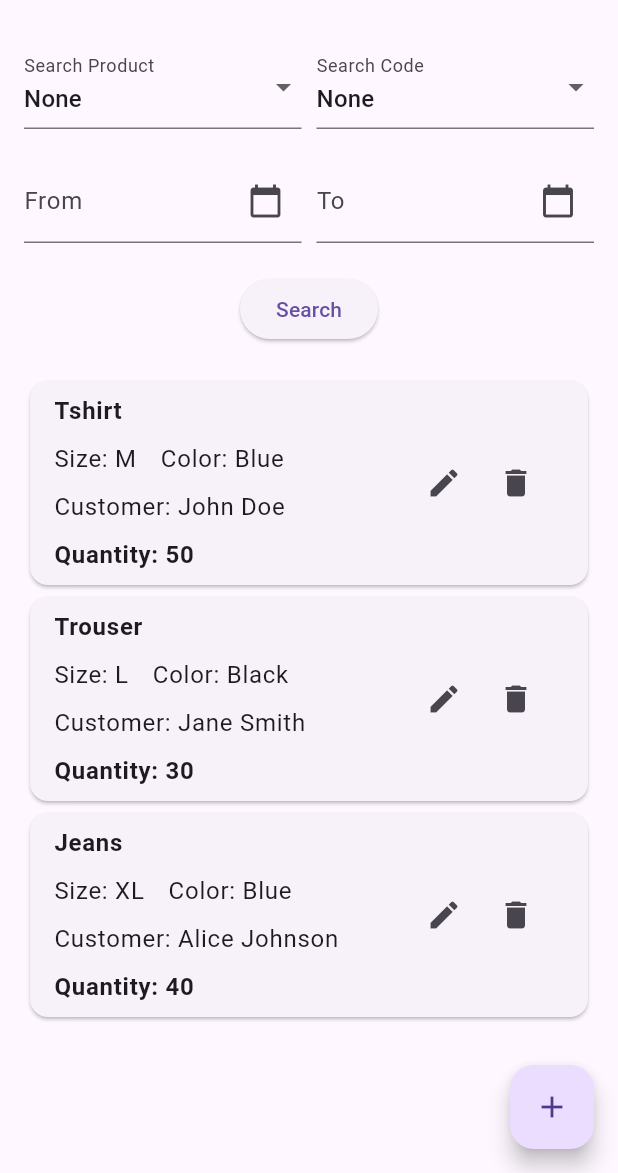
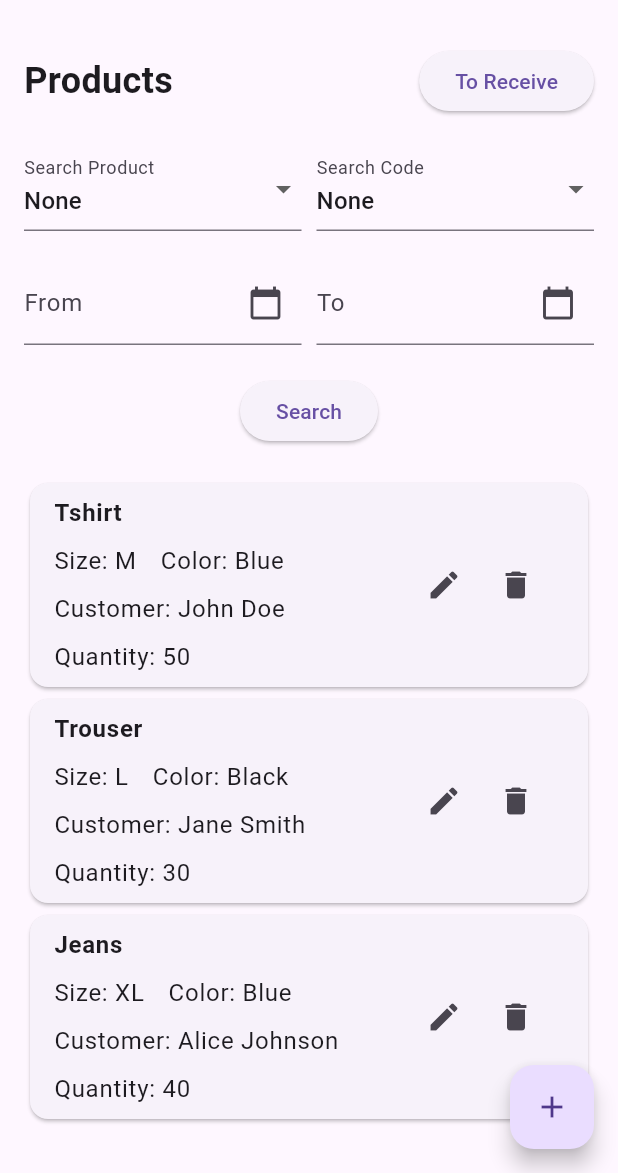
Before and after one commit to BibekNeupanee/Factory, a Flutter app: the DetailPage screen opened directly with empty values, on a phone screen of 412 x 824 dp, the part 63-1236 px from its top. Run offline on Flutter 3.47's test engine with Material 3 defaults, Android fonts, the phone set to English and light mode, and no system bars; our stand-ins replace shared_preferences; accounts and stored records are empty.

Commit message:
added to be returned tab/button in detail.dart

```diff
--- a/lib/detail.dart
+++ b/lib/detail.dart
@@ -2,6 +2,7 @@ import 'package:flutter/material.dart';
 import 'package:intl/intl.dart';
 import 'add_product.dart';
 import 'edit_product.dart';
+import 'to_receive.dart';
 
 class DetailPage extends StatefulWidget {
   final String name;
@@ -21,7 +22,7 @@ class _DetailPageState extends State<DetailPage> {
       'color': 'Blue',
       'size': 'M',
       'quantity': '50',
-      'date': '2023-07-01'
+      'date': '2023-07-01',
     },
     {
       'customer': 'Jane Smith',
@@ -30,7 +31,7 @@ class _DetailPageState extends State<DetailPage> {
       'color': 'Black',
       'size': 'L',
       'quantity': '30',
-      'date': '2023-06-15'
+      'date': '2023-06-15',
     },
     {
       'customer': 'Alice Johnson',
@@ -39,7 +40,7 @@ class _DetailPageState extends State<DetailPage> {
       'color': 'Blue',
       'size': 'XL',
       'quantity': '40',
-      'date': '2023-06-20'
+      'date': '2023-06-20',
     },
   ];
 
@@ -76,6 +77,30 @@ class _DetailPageState extends State<DetailPage> {
         child: Column(
           crossAxisAlignment: CrossAxisAlignment.start,
           children: [
+            Row(
+              mainAxisAlignment: MainAxisAlignment.spaceBetween,
+              children: [
+                Text(
+                  'Products',
+                  style: TextStyle(
+                    fontWeight: FontWeight.bold,
+                    fontSize: 24,
+                  ),
+                ),
+                ElevatedButton(
+                  onPressed: () {
+                    Navigator.push(
+                      context,
+                      MaterialPageRoute(
+                          builder: (context) =>
+                              ToReceivePage(productDetails: _productDetails)),
+                    );
+                  },
+                  child: Text('To Receive'),
+                ),
+              ],
+            ),
+            SizedBox(height: 20),
             Row(
               mainAxisAlignment: MainAxisAlignment.spaceBetween,
               children: [
@@ -188,18 +213,7 @@ class _DetailPageState extends State<DetailPage> {
                           SizedBox(height: 8),
                           Text('Customer: ${product['customer']}'),
                           SizedBox(height: 8),
-                          Row(
-                            children: [
-                              Text(
-                                'Quantity: ',
-                                style: TextStyle(fontWeight: FontWeight.bold),
-                              ),
-                              Text(
-                                '${product['quantity']}',
-                                style: TextStyle(fontWeight: FontWeight.bold),
-                              ),
-                            ],
-                          ),
+                          Text('Quantity: ${product['quantity']}'),
                         ],
                       ),
                       trailing: Row(
```
Also changed, not shown: lib/to_receive.dart (added, +97 -0 lines).
